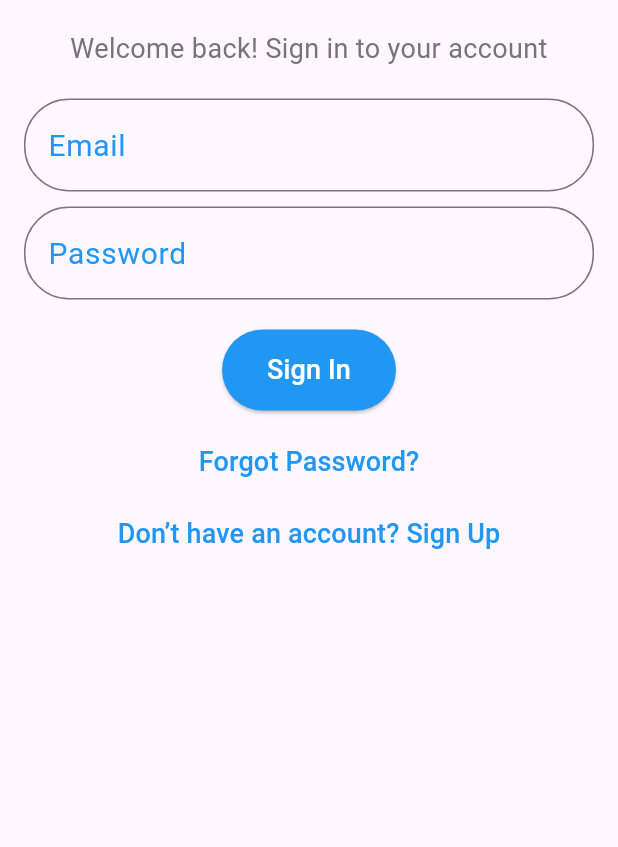
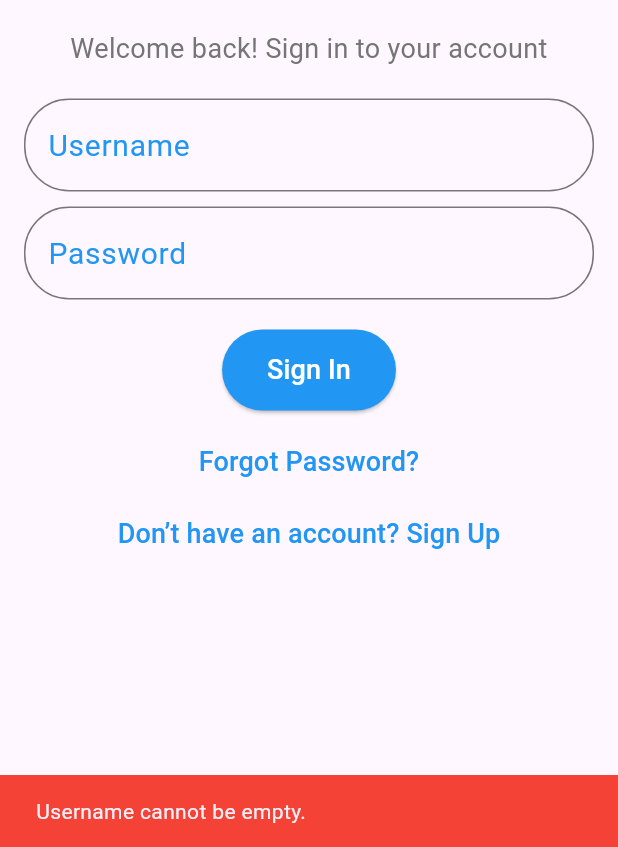
Before and after one commit to haneenayman5/gradprojet, a Flutter app: the SignInScreen screen opened by its route, after a tap on "Sign In", on a phone screen of 412 x 824 dp, the part 389-1236 px from its top. Run offline on Flutter 3.47's test engine with Material 3 defaults, Android fonts, the phone set to English and light mode, and no system bars; our stand-ins replace fluttertoast.

Commit message:
Implemented sign in

```diff
--- a/lib/screens/sign_in_screen.dart
+++ b/lib/screens/sign_in_screen.dart
@@ -1,11 +1,19 @@
+import 'dart:convert';
 import 'package:flutter/material.dart';
 import 'package:provider/provider.dart';
 import '../providers/language_provider.dart';
 import 'ForgotPasswordScreen.dart';
+import '../services/ApiService.dart';
+import 'package:intl/intl.dart';
 
-class SignInScreen extends StatelessWidget {
+class SignInScreen extends StatefulWidget {
   const SignInScreen({Key? key}) : super(key: key);
 
+  @override createState() => _SignInScreenState();
+}
+
+class _SignInScreenState extends State<SignInScreen>
+{
   @override
   Widget build(BuildContext context) {
     final languageProvider = Provider.of<LanguageProvider>(context);
@@ -15,6 +23,87 @@ class SignInScreen extends StatelessWidget {
     double descriptionFontSize = 18.0;
     double buttonFontSize = 18.0;
     double textFieldFontSize = 20.0;
+
+    final TextEditingController _usernameController = TextEditingController();
+    final TextEditingController _passwordController = TextEditingController();
+
+    bool _isLoading = false;
+
+    void _showError(String error)
+    {
+
+      ScaffoldMessenger.of(context).showSnackBar(
+          SnackBar(content: Text(error), backgroundColor: Colors.red)
+      );
+    }
+
+    bool validateInput() {
+      String username = _usernameController.text.trim();
+      String password = _passwordController.text;
+
+      if(username.isEmpty) {
+        _showError('Username cannot be empty.');
+        return false;
+      }
+
+      if (password.isEmpty) {
+        _showError('Password cannot be empty.');
+        return false;
+      }
+
+      if (password.length < 3)
+      {
+        _showError('Password length cannot be less than 3');
+        return false;
+      }
+
+      return true;
+    }
+
+    Future<void> _signIn() async {
+      if(!validateInput())
+        {
+          return;
+        }
+
+      setState(() {
+        _isLoading = true;
+      });
+
+      Map<String, dynamic> requestData = {
+        "username": _usernameController.text.trim(),
+        "password": _passwordController.text
+      };
+
+      try {
+        final response = await ApiService.postRequest('/Account/Login', requestData);
+
+        setState(() {
+          _isLoading = false;
+        });
+
+        print('API response: $response');
+
+        if (response != null && !response['token'].toString().isEmpty) {
+          ScaffoldMessenger.of(context).showSnackBar(
+            SnackBar(content: Text("Token: " + response['token'])),
+          );
+          // Redirect to Home page
+        } else {
+          ScaffoldMessenger.of(context).showSnackBar(
+            SnackBar(content: Text(response?['message'] ?? "Sign-In Failed")),
+          );
+        }
+      } catch (error) {
+        setState(() {
+          _isLoading = false;
+        });
+        ScaffoldMessenger.of(context).showSnackBar(
+          SnackBar(content: Text("Error: $error")),
+        );
+      }
+    }
+
 
     return Scaffold(
       appBar: AppBar(
@@ -63,11 +152,12 @@ class SignInScreen extends StatelessWidget {
               ),
               const SizedBox(height: 20),
 
-              // Email TextField
+              // Username TextField
               TextField(
+                controller: _usernameController,
                 style: TextStyle(fontSize: textFieldFontSize),
                 decoration: InputDecoration(
-                  labelText: languageProvider.translate('Email'),
+                  labelText: languageProvider.translate('Username'),
                   labelStyle: TextStyle(fontSize: textFieldFontSize, color: Colors.blue),
                   border: OutlineInputBorder(
                     borderRadius: BorderRadius.circular(30.0), // Rounded corners
@@ -78,6 +168,7 @@ class SignInScreen extends StatelessWidget {
 
               // Password TextField
               TextField(
+                controller: _passwordController,
                 obscureText: true,
                 style: TextStyle(fontSize: textFieldFontSize),
                 decoration: InputDecoration(
@@ -91,10 +182,8 @@ class SignInScreen extends StatelessWidget {
               const SizedBox(height: 20),
 
               // Sign-In Button
-              ElevatedButton(
-                onPressed: () {
-                  // Add Sign-In logic
-                },
+              _isLoading? CircularProgressIndicator(): ElevatedButton(
+                onPressed: _signIn,
                 style: ElevatedButton.styleFrom(
                   padding: const EdgeInsets.symmetric(horizontal: 30, vertical: 14),
                   backgroundColor: Colors.blue,
--- a/lib/screens/sign_up_screen.dart
+++ b/lib/screens/sign_up_screen.dart
@@ -116,9 +116,9 @@ class _SignUpScreenState extends State<SignUpScreen> {
       return false;
     }
 
-    if (password.length < 6)
+    if (password.length < 3)
       {
-        _showError('Password length cannot be less than 6');
+        _showError('Password length cannot be less than 3');
         return false;
       }
 
```
